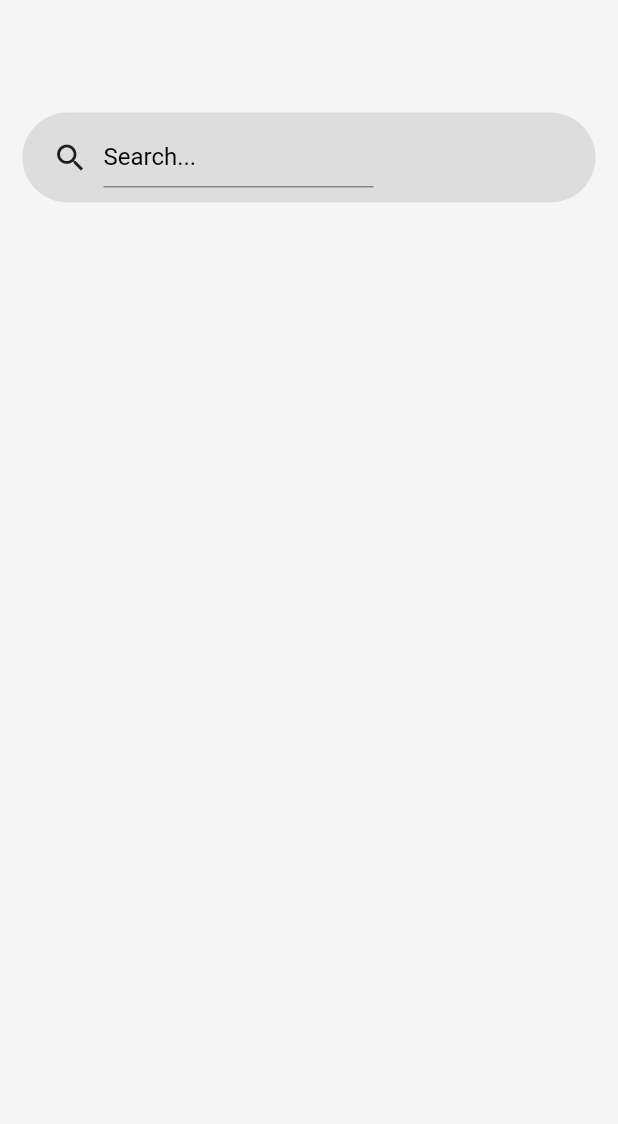
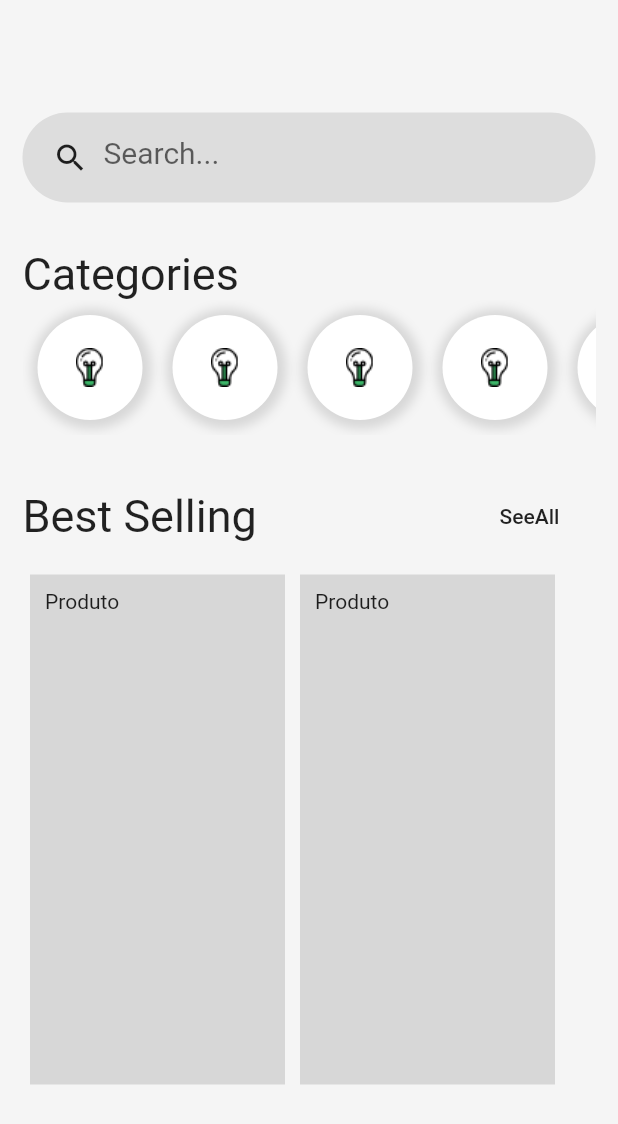
Before and after one commit to felipeminello/flutter-7185, a Flutter app: the screen it shows after launch, after a tap on "Sign In", on a phone screen of 412 x 824 dp. Shown: the top 1124 px of the screen. Run offline on Flutter 3.47's test engine with Material 2 defaults, Android fonts, the phone set to English and light mode, and no system bars.

```diff
--- a/lib/pages/home.page.dart
+++ b/lib/pages/home.page.dart
@@ -14,6 +14,40 @@ class HomePage extends StatelessWidget {
               height: 60,
             ),
             search(),
+            SizedBox(
+              height: 30,
+            ),
+            Text(
+              "Categories",
+              style: TextStyle(fontSize: 30),
+            ),
+            Container(
+              height: 90,
+              child: categoryList(),
+            ),
+            SizedBox(
+              height: 30,
+            ),
+            Row(
+              mainAxisAlignment: MainAxisAlignment.spaceBetween,
+              children: <Widget>[
+                Text(
+                  'Best Selling',
+                  style: TextStyle(fontSize: 30),
+                ),
+                FlatButton(
+                  child: Text('SeeAll'),
+                  onPressed: () => {},
+                ),
+              ],
+            ),
+            SizedBox(
+              height: 10,
+            ),
+            Container(
+              height: 350,
+              child: productList(),
+            ),
           ],
         ),
       ),
@@ -44,7 +78,8 @@ Widget search() {
           child: TextFormField(
             keyboardType: TextInputType.text,
             decoration: InputDecoration(
-              labelText: 'Search...',
+              border: InputBorder.none,
+              hintText: 'Search...',
               labelStyle: TextStyle(
                 color: Colors.black,
                 fontWeight: FontWeight.w400,
@@ -60,3 +95,66 @@ Widget search() {
     ),
   );
 }
+
+Widget categoryList() {
+  return Container(
+    child: ListView(
+      scrollDirection: Axis.horizontal,
+      children: <Widget>[
+        categoryItem(),
+        categoryItem(),
+        categoryItem(),
+        categoryItem(),
+        categoryItem(),
+        categoryItem(),
+        categoryItem(),
+      ],
+    ),
+  );
+}
+
+Widget categoryItem() {
+  return Container(
+    width: 70,
+    height: 70,
+    margin: EdgeInsets.all(10),
+    padding: EdgeInsets.all(10),
+    decoration: BoxDecoration(
+      color: Colors.white,
+      boxShadow: [
+        new BoxShadow(
+          color: Colors.black12,
+          offset: new Offset(1, 1),
+          blurRadius: 5,
+          spreadRadius: 5,
+        ),
+      ],
+      borderRadius: BorderRadius.all(
+        Radius.circular(64),
+      ),
+    ),
+    child: Image.asset("assets/Icon_Devices.png"),
+  );
+}
+
+Widget productList() {
+  return Container(
+    child: ListView(
+      scrollDirection: Axis.horizontal,
+      children: <Widget>[
+        productItem(),
+        productItem(),
+      ],
+    ),
+  );
+}
+
+Widget productItem() {
+  return Container(
+    padding: EdgeInsets.all(10),
+    margin: EdgeInsets.all(5),
+    width: 170,
+    color: Colors.black12,
+    child: Text('Produto'),
+  );
+}
--- a/pubspec.yaml
+++ b/pubspec.yaml
@@ -73,3 +73,4 @@ flutter:
   assets:
     - assets/facebook.png
     - assets/google.png
+    - assets/Icon_Devices.png
```
Also changed, not shown: pubspec.lock.
